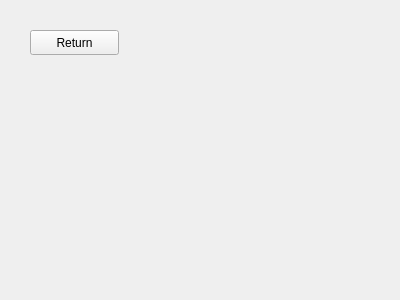
Before: the Qt Designer form rules.ui in BrandonWortmann/Blackjack2.0, drawn with Qt 5.
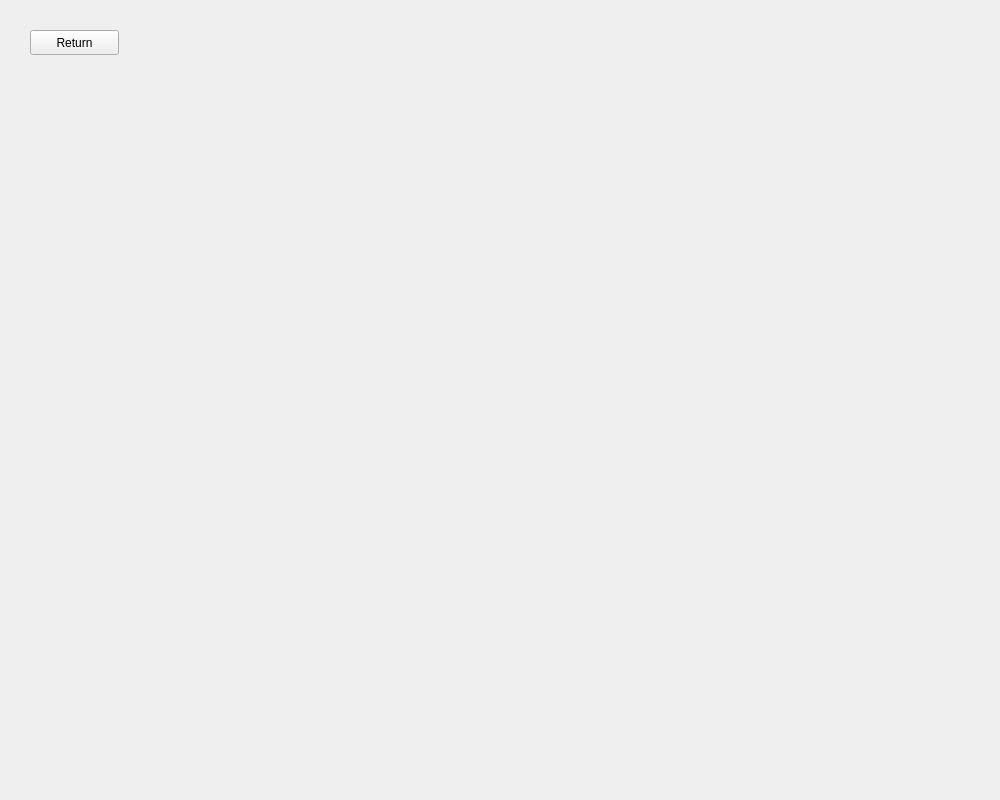
After: the same form once the commit is applied.

```diff
--- a/rules.ui
+++ b/rules.ui
@@ -6,8 +6,8 @@
    <rect>
     <x>0</x>
     <y>0</y>
-    <width>400</width>
-    <height>300</height>
+    <width>1000</width>
+    <height>800</height>
    </rect>
   </property>
   <property name="windowTitle">
```
